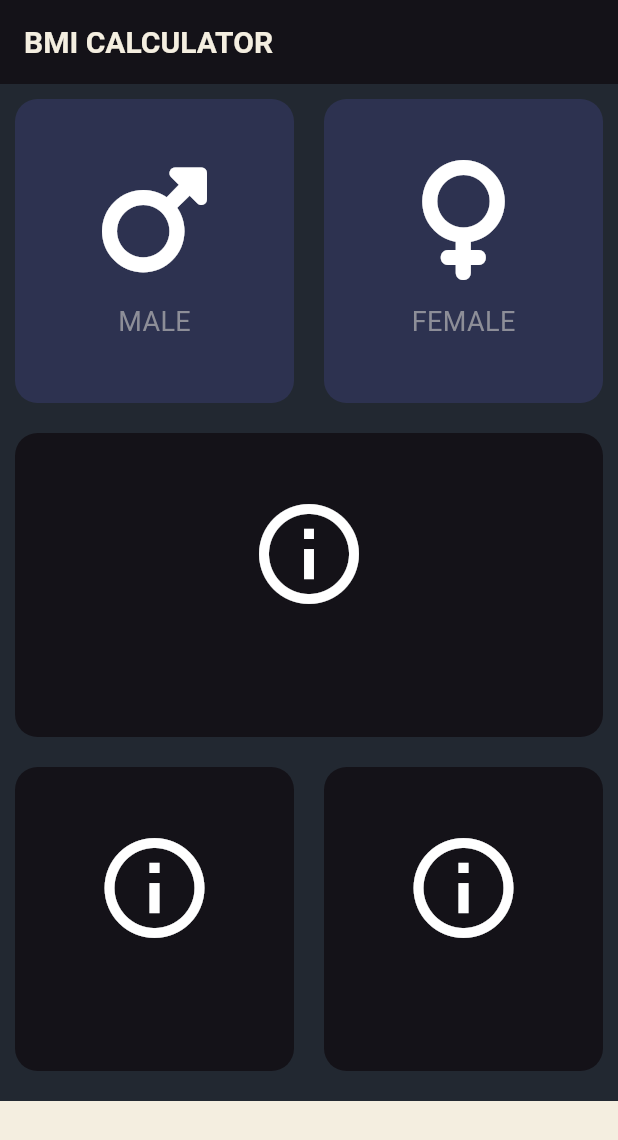
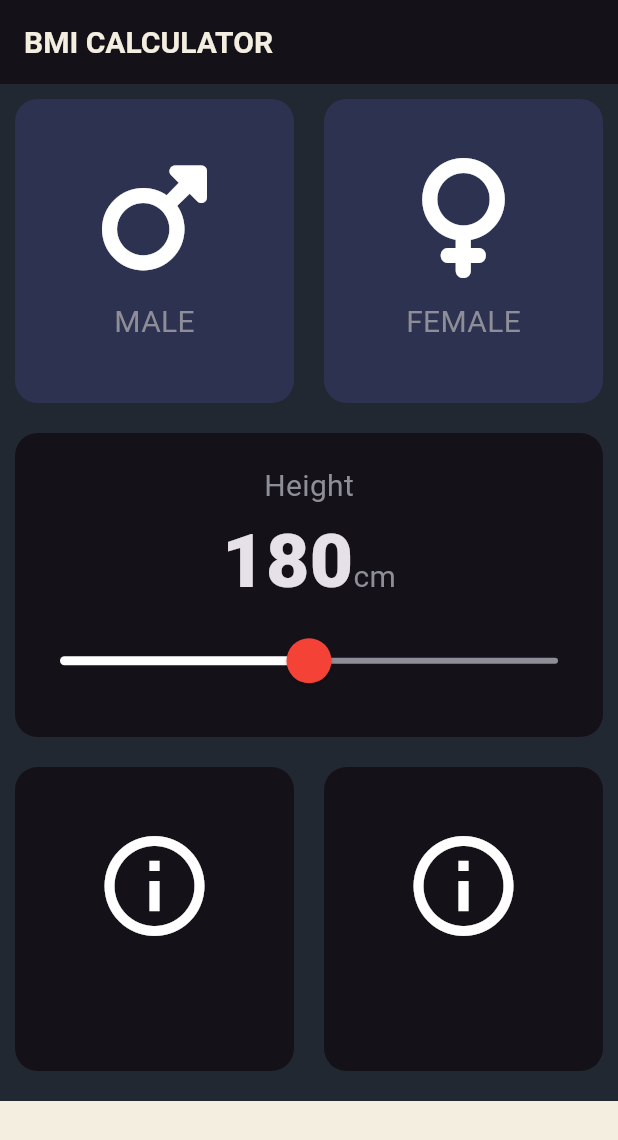
Before and after one commit to risal-ea/bmi_calculator-, a Flutter app: the screen it shows after launch, on a phone screen of 412 x 824 dp. Shown: the top 1140 px of the screen. Run offline on Flutter 3.47's test engine with Material 3 defaults, Android fonts, the phone set to English and light mode, and no system bars; our stand-ins replace font_awesome_flutter.

Commit message:
update 4.4

```diff
--- /dev/null
+++ b/lib/constants.dart
@@ -0,0 +1,16 @@
+import 'package:flutter/material.dart';
+
+const kBottomContainerHeight = 90.0;
+const kBottomContainerColour = Color(0xFFF4EEE0);
+const kCardColour = Color(0xFF141218);
+const kInactiveCardColour = Color(0xFF2D3250);
+
+const kLabelTextStyle = TextStyle(
+  fontSize: 20.0,
+  color: Color(0xFF8D8E98),
+);
+
+const kNumberTextStyle = TextStyle(
+  fontSize: 50.0,
+  fontWeight: FontWeight.w900,
+);
--- a/lib/icon_content.dart
+++ b/lib/icon_content.dart
@@ -1,9 +1,5 @@
 import 'package:flutter/material.dart';
-
-const labelTextStyle = TextStyle(
-  fontSize: 18.0,
-  color: Color(0xFF8D8E98),
-);
+import 'constants.dart';
 
 class IconContent extends StatelessWidget {
   const IconContent({
@@ -29,7 +25,7 @@ class IconContent extends StatelessWidget {
         ),
         Text(
           label,
-          style: labelTextStyle
+          style: kLabelTextStyle
         ),
       ],
     );
--- a/lib/input_page.dart
+++ b/lib/input_page.dart
@@ -2,13 +2,9 @@ import 'package:flutter/material.dart';
 import 'package:font_awesome_flutter/font_awesome_flutter.dart';
 import 'reusable_card.dart';
 import 'icon_content.dart';
+import 'constants.dart';
 
-const bottomContainerHeight = 90.0;
-const bottomContainerColour = Color(0xFFF4EEE0);
-const cardColour = Color(0xFF141218);
-const inactiveCardColour = Color(0xFF2D3250);
-
-enum Gender{
+enum Gender {
   male,
   female,
 }
@@ -21,8 +17,8 @@ class InputPage extends StatefulWidget {
 }
 
 class _InputPageState extends State<InputPage> {
-
   Gender? selectedGender;
+  int height = 180;
 
   @override
   Widget build(BuildContext context) {
@@ -37,60 +33,123 @@ class _InputPageState extends State<InputPage> {
       ),
       body: Column(
         children: <Widget>[
-          Expanded(child: Row(
+          Expanded(
+              child: Row(
             children: [
-              Expanded(child: ReusableCard(
-                onPress: (){
+              Expanded(
+                child: ReusableCard(
+                  onPress: () {
                     setState(() {
                       selectedGender = Gender.male;
                     });
                   },
                   cardChild: IconContent(
-                  icon: FontAwesomeIcons.mars, label: "MALE",
+                    icon: FontAwesomeIcons.mars,
+                    label: "MALE",
                   ),
-                colour: selectedGender == Gender.male? cardColour : inactiveCardColour,
-              ),),
-              Expanded(child: ReusableCard(
-                onPress: (){
+                  colour: selectedGender == Gender.male
+                      ? kCardColour
+                      : kInactiveCardColour,
+                ),
+              ),
+              Expanded(
+                child: ReusableCard(
+                  onPress: () {
                     setState(() {
                       selectedGender = Gender.female;
                     });
                   },
                   cardChild: IconContent(
-                  icon: FontAwesomeIcons.venus, label: "FEMALE",
+                    icon: FontAwesomeIcons.venus,
+                    label: "FEMALE",
                   ),
-                colour: selectedGender == Gender.female? cardColour : inactiveCardColour,
-              ),),
+                  colour: selectedGender == Gender.female
+                      ? kCardColour
+                      : kInactiveCardColour,
+                ),
+              ),
             ],
           )),
-           Expanded(child: Row(
+          Expanded(
+              child: Row(
             children: [
               Expanded(
                 child: ReusableCard(
-                  onPress: (){},
-                  cardChild: IconContent(),
-                  colour: cardColour,
-                ),),
+                  onPress: () {},
+                  cardChild: Column(
+                    mainAxisAlignment: MainAxisAlignment.center,
+                    children: <Widget>[
+                      Text(
+                        "Height",
+                        style: kLabelTextStyle,
+                      ),
+                      Row(
+                        mainAxisAlignment: MainAxisAlignment.center,
+                        crossAxisAlignment: CrossAxisAlignment.baseline,
+                        textBaseline: TextBaseline.alphabetic,
+                        children: <Widget>[
+                          Text(
+                            height.toString(),
+                            style: kNumberTextStyle,
+                          ),
+                          Text(
+                            "cm",
+                            style: kLabelTextStyle,
+                          )
+                        ],
+                      ),
+                      SliderTheme(
+                        data: SliderTheme.of(context).copyWith(
+                          thumbShape: const RoundSliderThumbShape(
+                              enabledThumbRadius: 15.0),
+                          overlayShape: const RoundSliderOverlayShape(
+                              overlayRadius: 30.0),
+                          thumbColor: Colors.red,
+                          overlayColor: Colors.red.withAlpha(32),
+                          activeTrackColor: Colors.white,
+                          inactiveTrackColor: const Color(0xFF8D8E98),
+                        ),
+                        child: Slider(
+                          value: height.toDouble(),
+                          min: 100.0,
+                          max: 260.0,
+                          onChanged: (double newValue) {
+                            setState(() {
+                              height = newValue.round();
+                            });
+                          },
+                        ),
+                      )
+                    ],
+                  ),
+                  colour: kCardColour,
+                ),
+              ),
             ],
           )),
-          Expanded(child: Row(
+          Expanded(
+              child: Row(
             children: [
-              Expanded(child: ReusableCard(
-                onPress: (){},
+              Expanded(
+                child: ReusableCard(
+                  onPress: () {},
                   cardChild: IconContent(),
-                colour: cardColour,
-              ),),
-              Expanded(child: ReusableCard(
-                onPress: (){},
+                  colour: kCardColour,
+                ),
+              ),
+              Expanded(
+                child: ReusableCard(
+                  onPress: () {},
                   cardChild: IconContent(),
-                colour: cardColour,
-              ),),
+                  colour: kCardColour,
+                ),
+              ),
             ],
           )),
           Container(
-            color: bottomContainerColour,
+            color: kBottomContainerColour,
             margin: const EdgeInsets.only(top: 10),
-            height: bottomContainerHeight,
+            height: kBottomContainerHeight,
             width: double.infinity,
           ),
         ],
```
Lines whose indentation alone changed are shown as unchanged.
